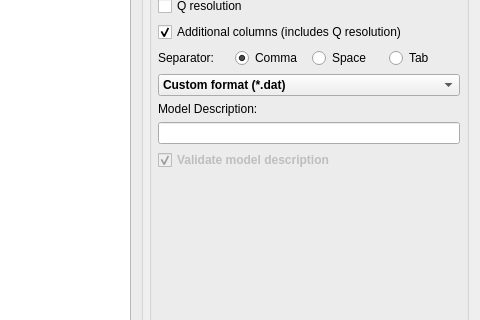
Old version of the form qt/scientific_interfaces/ISISReflectometry/GUI/Save/SaveWidget.ui in the repository mantidproject/mantid; both pictures show x 508 to 988 and y 136 to 456 of the 988 by 672 pixel window.
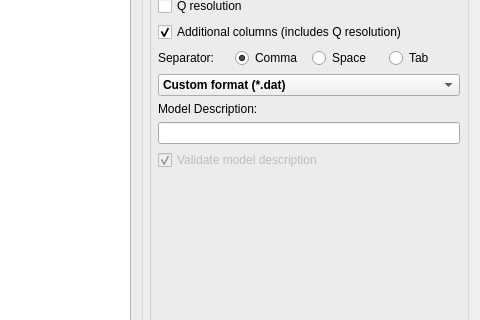
New version of the form.

Commit message: changed font weight

```diff
--- a/qt/scientific_interfaces/ISISReflectometry/GUI/Save/SaveWidget.ui
+++ b/qt/scientific_interfaces/ISISReflectometry/GUI/Save/SaveWidget.ui
@@ -367,11 +367,6 @@
         </item>
         <item>
             <widget class="QCheckBox" name="validateModelCheckBox">
-                <property name="font">
-                    <font>
-                        <weight>75</weight>
-                    </font>
-                </property>
                 <property name="text">
                     <string>Validate model description</string>
                 </property>
```
